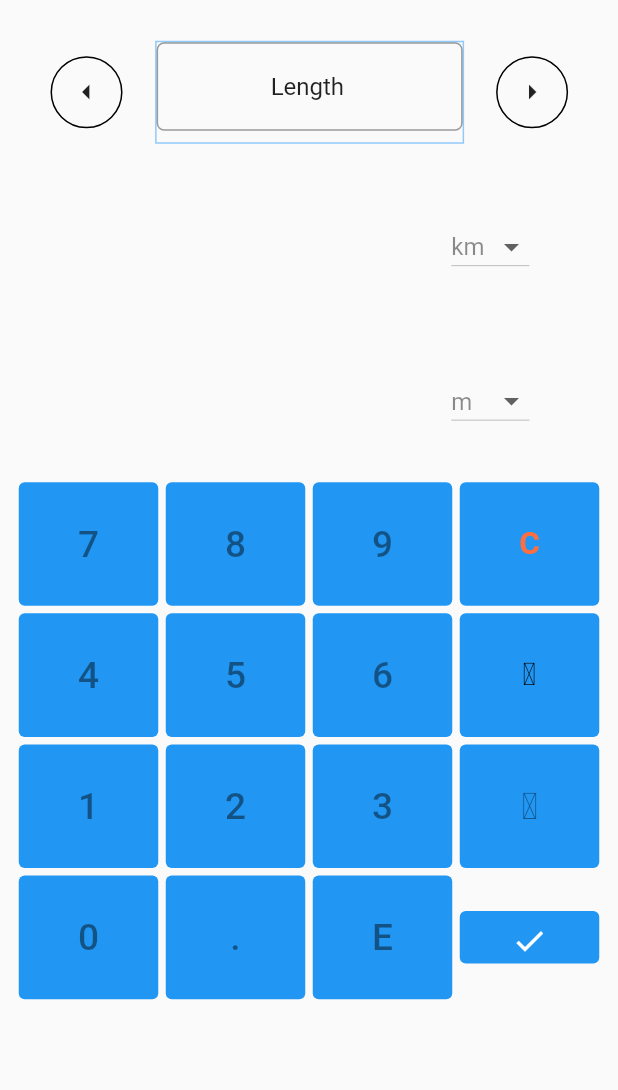
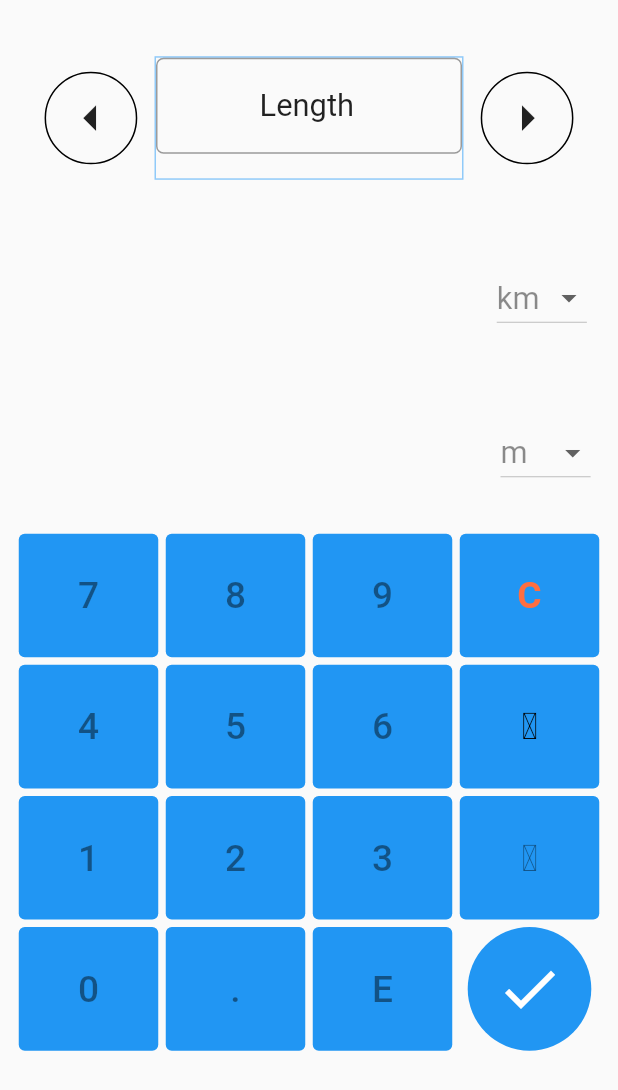
Before and after one commit to Aniruddh-0701/Calculator-App, a Flutter app: the UnitConverter widget shown alone on an empty page, opened directly, on a phone screen of 412 x 824 dp. Shown: the top 1090 px of the screen. Run offline on Flutter 3.47's test engine with Material 2 defaults, Android fonts, the phone set to English and light mode, and no system bars.

Commit message:
Update Unit Converter
Added converter for force
Rounded converter outputs

```diff
--- a/calculator_app/lib/Views/UnitConverter.dart
+++ b/calculator_app/lib/Views/UnitConverter.dart
@@ -13,22 +13,39 @@ class UnitConverter extends StatefulWidget {
 
 class _UnitConverter extends State<UnitConverter> {
   int currConverter = 0;
-  List<String> converters = ['Length', 'Mass', 'Temperature', 'Volume'];
+
+  // Converters name
+  List<String> converters = [
+    'Length',
+    'Mass',
+    'Temperature',
+    'Volume',
+    'Force',
+    'Pressure'
+  ];
+
+  //Functions for converters
   Map<String, Function> converterFunctions = {
     'Length': lengthConverter,
     'Mass': massConverter,
     'Temperature': temperatureConverter,
     'Volume': volumeConverter,
+    'Force': forceConverter,
+    'Pressure': pressureConverter,
   };
+
+  //Units
   Map unitMapping = {
     'Length': length.keys.toList(),
     'Mass': mass.keys.toList(),
     'Temperature': temperatureUnits,
     'Volume': volume.keys.toList(),
+    'Force': force.keys.toList(),
+    'Pressure': pressure.keys.toList(),
   };
 
   var _fromUnit = '', _toUnit = '';
-  int _convertInd = 0;
+  int _convertCounts = 0;
   bool _isSelected1 = true;
   bool _isSelected2 = false;
   Color noSelection = Colors.black;
@@ -43,7 +60,7 @@ class _UnitConverter extends State<UnitConverter> {
   @override
   void initState() {
     super.initState();
-    _convertInd = converters.length;
+    _convertCounts = converters.length;
     _fromUnit = unitMapping[converters[currConverter]].first;
     _toUnit = unitMapping[converters[currConverter]][1];
     expr = conversionVal;
@@ -55,35 +72,41 @@ class _UnitConverter extends State<UnitConverter> {
     SystemChrome.setPreferredOrientations(
         [DeviceOrientation.portraitUp, DeviceOrientation.portraitDown]);
     converter.text = converters[currConverter];
+    double _bHeight = 0.1 * MediaQuery.of(context).size.height;
     return Padding(
       padding: EdgeInsets.all(10.0),
       child: Column(
         children: [
           Container(
-            height: 1 / 8 * MediaQuery.of(context).size.height,
+            height: 1 / 6 * MediaQuery.of(context).size.height,
+            padding: EdgeInsets.all(0.01 * MediaQuery.of(context).size.height),
             child: Row(
               mainAxisAlignment: MainAxisAlignment.center,
               children: [
-                Container(
-                    width: 0.222 * MediaQuery.of(context).size.width,
-                    foregroundDecoration: BoxDecoration(
+                Expanded(
+                    child: Container(
+                        height: 0.075 * MediaQuery.of(context).size.height,
+                        decoration: BoxDecoration(
                           shape: BoxShape.circle,
                           border: Border.all(),
                         ),
                         child: IconButton(
                           icon: Icon(
                             Icons.arrow_left,
+                            size: 0.05 * MediaQuery.of(context).size.height,
                             // color: Theme.of(context).primaryColor,
                           ),
                           onPressed: () => setState(() {
-                        currConverter = (currConverter - 1) % _convertInd;
-                        _fromUnit = unitMapping[converters[currConverter]].first;
+                            currConverter =
+                                (currConverter - 1) % _convertCounts;
+                            _fromUnit =
+                                unitMapping[converters[currConverter]].first;
                             _toUnit = unitMapping[converters[currConverter]][1];
                           }),
-                    )),
+                        ))),
                 Container(
-                  height: 1 / 12 * MediaQuery.of(context).size.height,
-                  width: 1 / 2 * MediaQuery.of(context).size.width,
+                  height: _bHeight,
+                  width: 0.5 * MediaQuery.of(context).size.width,
                   decoration: BoxDecoration(
                     border: Border.all(
                       color: Theme.of(context).backgroundColor,
@@ -94,14 +117,17 @@ class _UnitConverter extends State<UnitConverter> {
                       readOnly: true,
                       textAlign: TextAlign.center,
                       textDirection: TextDirection.ltr,
+                      style: TextStyle(
+                        fontSize: 0.025 * MediaQuery.of(context).size.height,
+                      ),
                       decoration: InputDecoration(
                           border: OutlineInputBorder(
                         borderRadius: BorderRadius.circular(5.0),
                       ))),
                 ),
-
-                Container(
-                    width: 0.22 * MediaQuery.of(context).size.width,
+                Expanded(
+                    child: Container(
+                        height: 0.075 * MediaQuery.of(context).size.height,
                         foregroundDecoration: BoxDecoration(
                           shape: BoxShape.circle,
                           border: Border.all(),
@@ -109,28 +135,33 @@ class _UnitConverter extends State<UnitConverter> {
                         child: IconButton(
                             icon: Icon(
                               Icons.arrow_right,
+                              size: 0.05 * MediaQuery.of(context).size.height,
                             ),
                             onPressed: () => setState(() {
-                          currConverter = (currConverter + 1) % _convertInd;
+                                  currConverter =
+                                      (currConverter + 1) % _convertCounts;
                                   _fromUnit =
-                              unitMapping[converters[currConverter]].first;
-                          _toUnit = unitMapping[converters[currConverter]][1];
-                        })))
+                                      unitMapping[converters[currConverter]]
+                                          .first;
+                                  _toUnit =
+                                      unitMapping[converters[currConverter]][1];
+                                }))))
               ],
             ),
           ),
-
           Container(
             alignment: Alignment.center,
             height: 1 / 8 * MediaQuery.of(context).size.height,
+            padding: EdgeInsets.all(0.01 * MediaQuery.of(context).size.height),
             child: Row(
               children: [
-                Container(
-                    padding: EdgeInsets.all(10.0),
-                    width: MediaQuery.of(context).size.width * 0.7,
+                Expanded(
+                    child: Container(
+                        padding: EdgeInsets.only(top: 20.0),
+                        width: MediaQuery.of(context).size.width * 0.65,
                         height: 0.22 * MediaQuery.of(context).size.height,
                         child: TextField(
-                        onTap: ()=>setState((){
+                            onTap: () => setState(() {
                                   _isSelected2 = false;
                                   _isSelected1 = true;
                                   expr = conversionVal;
@@ -138,17 +169,22 @@ class _UnitConverter extends State<UnitConverter> {
                                   eqn = expr.text.split(' ');
                                 }),
                             style: TextStyle(
-                            color: _isSelected1? textSelection:noSelection),
+                              color: _isSelected1 ? textSelection : noSelection,
+                              fontSize:
+                                  0.025 * MediaQuery.of(context).size.height,
+                            ),
                             controller: conversionVal,
-                        // keyboardType: TextInputType.number,
                             textDirection: TextDirection.ltr,
+                            textAlignVertical: TextAlignVertical.bottom,
                             readOnly: true,
                             textAlign: TextAlign.right,
                             cursorColor: Theme.of(context).primaryColor,
                             onSubmitted: (String val) => setState(() {
-                          convertedVal
-                              .text = converterFunctions[converter.text]!(
-                              toDouble(val), this._fromUnit, this._toUnit)
+                                  convertedVal.text =
+                                      converterFunctions[converter.text]!(
+                                              toDouble(val),
+                                              this._fromUnit,
+                                              this._toUnit)
                                           .toString();
                                 }),
                             decoration: InputDecoration(
@@ -157,17 +193,24 @@ class _UnitConverter extends State<UnitConverter> {
                               ),
                               enabledBorder: InputBorder.none,
                               focusedBorder: InputBorder.none,
-                        ))),
-                Container(
-                    height: 0.05 * MediaQuery.of(context).size.height,
+                            )))),
+                Expanded(
+                    child: Container(
+                        height: 0.25 * MediaQuery.of(context).size.height,
+                        width: 0.125 * MediaQuery.of(context).size.height,
+                        alignment: Alignment.centerRight,
                         margin: EdgeInsets.all(2.5),
                         child: DropdownButton<String>(
                           items: unitMapping[converters[currConverter]]
-                          .map<DropdownMenuItem<String>>(
-                              (String a) => DropdownMenuItem<String>(
+                              .map<DropdownMenuItem<String>>((String a) =>
+                                  DropdownMenuItem<String>(
                                     child: Text(
                                       a,
-                              style: TextStyle(color: Colors.black45),
+                                      style: TextStyle(
+                                        color: Colors.black45,
+                                        fontSize: 0.025 *
+                                            MediaQuery.of(context).size.height,
+                                      ),
                                     ),
                                     value: a,
                                   ))
@@ -175,38 +218,43 @@ class _UnitConverter extends State<UnitConverter> {
                           onChanged: (var a) =>
                               setState(() => this._fromUnit = a.toString()),
                           value: this._fromUnit,
-                    )),
+                        ))),
               ],
             ),
           ),
           Container(
             height: 1 / 8 * MediaQuery.of(context).size.height,
+            padding: EdgeInsets.all(0.01 * MediaQuery.of(context).size.height),
             child: Row(
               children: [
-                  Container(
+                Expanded(
+                    child: Container(
                         height: 0.22 * MediaQuery.of(context).size.height,
-                    padding: EdgeInsets.all(10.0),
-                    width: MediaQuery.of(context).size.width * 0.7,
+                        padding: EdgeInsets.only(top: 20.0),
+                        width: MediaQuery.of(context).size.width * 0.65,
                         child: TextField(
-                      onTap: ()=>setState((){
-                        _isSelected2=true;
-                        _isSelected1=false;
+                            onTap: () => setState(() {
+                                  _isSelected2 = true;
+                                  _isSelected1 = false;
                                   expr = convertedVal;
                                   result = conversionVal;
                                   eqn = expr.text.split(' ');
                                 }),
                             style: TextStyle(
-                        color: _isSelected2? textSelection:noSelection
+                              color: _isSelected2 ? textSelection : noSelection,
+                              fontSize:
+                                  0.025 * MediaQuery.of(context).size.height,
                             ),
                             controller: convertedVal,
-                      // keyboardType: TextInputType.number,
                             textDirection: TextDirection.ltr,
                             readOnly: true,
                             textAlign: TextAlign.right,
                             onChanged: (String val) => setState(() {
-                            conversionVal
-                                .text = converterFunctions[converter.text]!(
-                                    toDouble(val), this._toUnit, this._fromUnit)
+                                  conversionVal.text =
+                                      converterFunctions[converter.text]!(
+                                              toDouble(val),
+                                              this._toUnit,
+                                              this._fromUnit)
                                           .toString();
                                 }),
                             cursorColor: Theme.of(context).primaryColor,
@@ -216,16 +264,22 @@ class _UnitConverter extends State<UnitConverter> {
                               ),
                               enabledBorder: InputBorder.none,
                               focusedBorder: InputBorder.none,
-                      ))),
-                  Container(
-                        height: 0.05 * MediaQuery.of(context).size.height,
-                        margin: EdgeInsets.all(2.5),
+                            )))),
+                Expanded(
+                    child: Container(
+                        height: 0.25 * MediaQuery.of(context).size.height,
+                        alignment: Alignment.centerRight,
                         child: DropdownButton<String>(
                           items: unitMapping[converters[currConverter]]
-                              .map<DropdownMenuItem<String>>(
-                                  (String a) => DropdownMenuItem<String>(
-                                    child: Text(a,
-                                        style: TextStyle(color: Colors.black45),
+                              .map<DropdownMenuItem<String>>((String a) =>
+                                  DropdownMenuItem<String>(
+                                    child: Text(
+                                      a,
+                                      style: TextStyle(
+                                        color: Colors.black45,
+                                        fontSize: 0.025 *
+                                            MediaQuery.of(context).size.height,
+                                      ),
                                     ),
                                     value: a,
                                   ))
@@ -234,11 +288,10 @@ class _UnitConverter extends State<UnitConverter> {
                             this._toUnit = a.toString();
                           }),
                           value: this._toUnit,
-                      )),
+                        ))),
               ],
             ),
           ),
-
           Row(
             children: [
               Expanded(child: numButton(context, '7')),
@@ -247,12 +300,11 @@ class _UnitConverter extends State<UnitConverter> {
               // CE
               Expanded(
                   child: Container(
-                      height: 0.1 * MediaQuery.of(context).size.height,
+                      height: _bHeight,
                       margin: EdgeInsets.all(2.5),
                       child: TextButton(
                         style: ButtonStyle(
-                            backgroundColor:
-                            MaterialStateProperty.resolveWith(
+                            backgroundColor: MaterialStateProperty.resolveWith(
                                 (states) => Theme.of(context).accentColor)),
                         onPressed: () => setState(() {
                           eqn = ['0'];
@@ -260,14 +312,16 @@ class _UnitConverter extends State<UnitConverter> {
                         }),
                         child: Text(
                           'C',
-                          style: TextStyle(color: Colors.deepOrangeAccent,
-                              fontWeight: FontWeight.bold),
+                          style: TextStyle(
+                            color: Colors.deepOrangeAccent,
+                            fontWeight: FontWeight.bold,
+                            fontSize: 0.02 * MediaQuery.of(context).size.height,
+                          ),
                           textScaleFactor: 1.5,
                         ),
                       ))),
             ],
           ),
-
           Row(
             children: [
               Expanded(child: numButton(context, '4')),
@@ -277,33 +331,34 @@ class _UnitConverter extends State<UnitConverter> {
               // BKSP
               Expanded(
                   child: Container(
-                      height: 0.1 * MediaQuery.of(context).size.height,
+                      height: _bHeight,
                       margin: EdgeInsets.all(2.5),
                       child: TextButton(
                         style: ButtonStyle(
-                            backgroundColor:
-                            MaterialStateProperty.resolveWith(
+                            backgroundColor: MaterialStateProperty.resolveWith(
                                 (states) => Theme.of(context).accentColor)),
                         onPressed: () => setState(() {
                           try {
                             if (eqn.last.length == 1)
                               eqn.removeLast();
                             else
-                              eqn.last = eqn.last
-                                  .substring(0, eqn.last.length - 1);
+                              eqn.last =
+                                  eqn.last.substring(0, eqn.last.length - 1);
                             if (eqn.length == 0) eqn = ['0'];
                           } catch (e) {}
                           expr.text = eqn.join(' ');
                         }),
                         child: Text(
                           '\u{232b}',
-                          style: TextStyle(color: Colors.black,),
+                          style: TextStyle(
+                            color: Colors.black,
+                            fontSize: 0.02 * MediaQuery.of(context).size.height,
+                          ),
                           textScaleFactor: 1.5,
                         ),
                       ))),
             ],
           ),
-
           Row(
             children: [
               Expanded(child: numButton(context, '1')),
@@ -313,7 +368,6 @@ class _UnitConverter extends State<UnitConverter> {
               Expanded(child: numButton(context, '\u{1d70b}')),
             ],
           ),
-
           Row(
             children: [
               Expanded(child: numButton(context, '0')),
@@ -323,29 +377,35 @@ class _UnitConverter extends State<UnitConverter> {
               // submit
               Expanded(
                   child: Container(
-                      height: 35,
+                      height: _bHeight,
                       margin: EdgeInsets.all(2.5),
+                      decoration: BoxDecoration(
+                        shape: BoxShape.circle,
+                        color: Theme.of(context).primaryColor,
+                      ),
                       child: TextButton(
-                        child: Icon(Icons.check, color: Colors.white,),
-                        style: ButtonStyle(
-                          backgroundColor:
-                              MaterialStateProperty.resolveWith(
-                                (states) => Theme.of(context)
-                                  .primaryColor)),
+                        child: Icon(
+                          Icons.check,
+                          color: Colors.white,
+                          size: 0.11 * MediaQuery.of(context).size.width,
+                        ),
                         onPressed: () => setState(() {
-                          if(_isSelected1)
+                          if (_isSelected1)
                             result.text = converterFunctions[converter.text]!(
-                                toDouble(expr.text), this._fromUnit,
-                                this._toUnit).toString();
+                                    toDouble(expr.text),
+                                    this._fromUnit,
+                                    this._toUnit)
+                                .toString();
                           else
                             result.text = converterFunctions[converter.text]!(
-                                toDouble(expr.text), this._toUnit,
-                                this._fromUnit).toString();
+                                    toDouble(expr.text),
+                                    this._toUnit,
+                                    this._fromUnit)
+                                .toString();
                         }),
                       ))),
             ],
           )
-
         ],
       ),
     );
@@ -357,16 +417,19 @@ class _UnitConverter extends State<UnitConverter> {
         margin: EdgeInsets.all(2.5),
         child: TextButton(
           style: ButtonStyle(
-              backgroundColor:
-              MaterialStateProperty.resolveWith((states) => Theme.of(context).accentColor)),
-          child: Text(num,
+              backgroundColor: MaterialStateProperty.resolveWith(
+                  (states) => Theme.of(context).accentColor)),
+          child: Text(
+            num,
             textScaleFactor: 1.5,
             style: TextStyle(
               color: Colors.black45,
               fontSize: 0.02 * MediaQuery.of(context).size.height,
             ), // Theme.of(context).primaryColorDark,),
           ),
-          onPressed: isDisabled==1 ? null: () => setState(() {
+          onPressed: isDisabled == 1
+              ? null
+              : () => setState(() {
                     if (num != '.' && expr.text.length == 1 && expr.text == '0')
                       expr.text = num;
                     else //if (isNumeric(eqn.last))
--- a/calculator_app/lib/back_ends/UnitConversion.dart
+++ b/calculator_app/lib/back_ends/UnitConversion.dart
@@ -1,6 +1,8 @@
 // import 'dart:io';
 import 'dart:math';
+import 'package:calculator_app/back_ends/CalculatorFunctions.dart';
 
+//length units
 Map<String, double> length = {
   'km': 1000.0,
   'm': 1.0,
@@ -12,6 +14,8 @@ Map<String, double> length = {
   'mi': 1609.344,
   '\u{00b5}m': 0.000001
 };
+
+//mass units
 Map<String, double> mass = {
   'g': 0.001,
   'kg': 1.0,
@@ -20,6 +24,8 @@ Map<String, double> mass = {
   'ton': 907.185,
   'tonne': 1000.0,
 };
+
+// volume units
 Map<String, double> volume = {
   'cm\u00B3': pow(0.01, 3).toDouble(),
   'm\u00B3': 1.0,
@@ -36,20 +42,44 @@ Map<String, double> volume = {
   'pint': 0.000568261,
 };
 
+// force units
+Map<String, double> force = {
+  'N': 1.0,
+  'kgf': 9.80665,
+  'dyne': 0.00001,
+  'lbf': 4.4482216153,
+  'gf': 0.00980665,
+  'pdl': 0.1382250,
+};
+
+//pressure units
+Map<String, double> pressure = {
+  'Pa': 1.0,
+  'bar': 100000,
+  'atm': 101325,
+  'psi': 6894.75729,
+  'torr': 101325 / 760,
+};
+
+//temperature units
 List<String> temperatureUnits = ['K', '\u00b0C', '\u00b0F', '\u00b0R'];
 
+//length converter
 double lengthConverter(double val, String fromUnit, String toUnit) {
-  return val * length[fromUnit]! / length[toUnit]!;
+  return roundOff(val * length[fromUnit]! / length[toUnit]!, 7);
 }
 
+//mass converter
 double massConverter(double val, String fromUnit, String toUnit) {
-  return val * mass[fromUnit]! / mass[toUnit]!;
+  return roundOff(val * mass[fromUnit]! / mass[toUnit]!, 7);
 }
 
+//volume converter
 double volumeConverter(double val, String fromUnit, String toUnit) {
-  return val * volume[fromUnit]! / volume[toUnit]!;
+  return roundOff(val * volume[fromUnit]! / volume[toUnit]!, 7);
 }
 
+//temperature converter
 double temperatureConverter(double val, String fromUnit, String toUnit) {
   double temperature = val;
   switch (fromUnit) {
@@ -78,7 +108,17 @@ double temperatureConverter(double val, String fromUnit, String toUnit) {
     default:
       temperature /= 1.0;
   }
-  return temperature;
+  return roundOff(temperature, 7);
+}
+
+//force converter
+double forceConverter(double val, String fromUnit, String toUnit) {
+  return roundOff(val * force[fromUnit]! / force[toUnit]!, 7);
+}
+
+//pressure converter
+double pressureConverter(double val, String fromUnit, String toUnit) {
+  return roundOff(val * pressure[fromUnit]! / pressure[toUnit]!, 7);
 }
 
 void main() {
```
Lines whose indentation alone changed are shown as unchanged.
